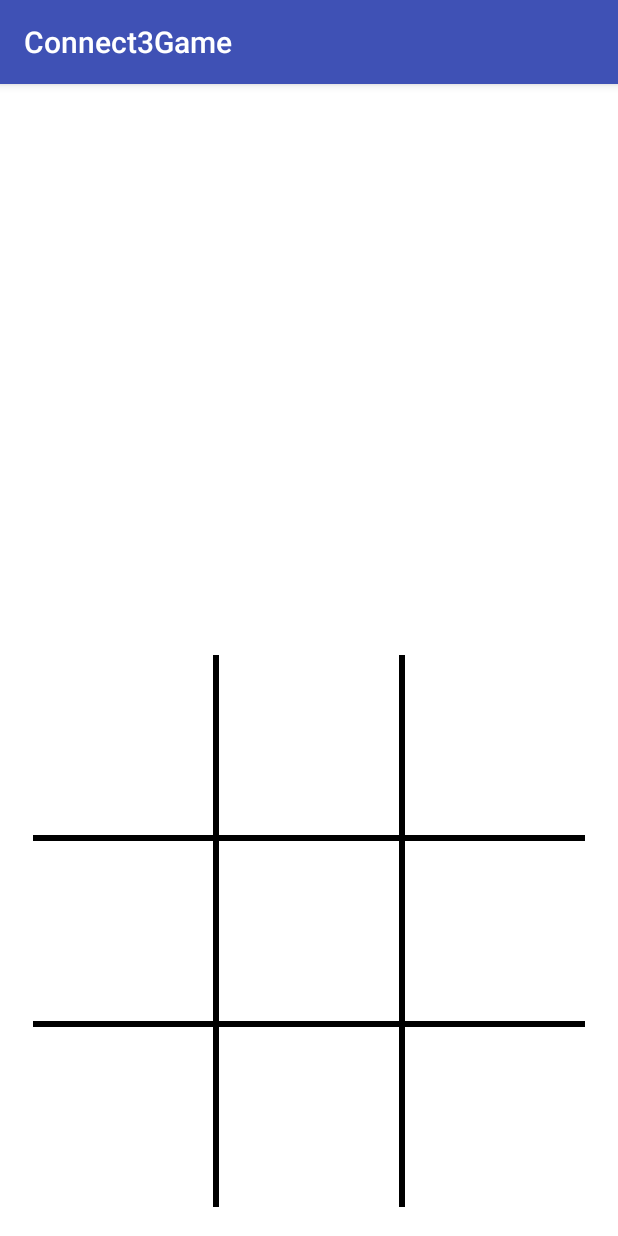
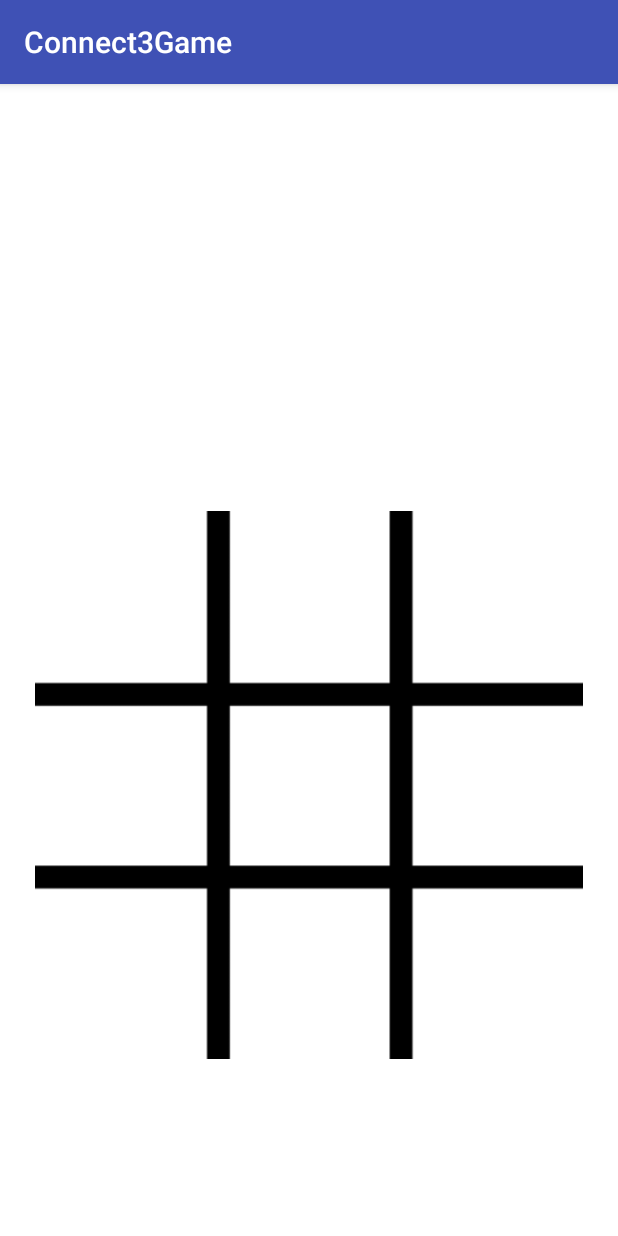
Before and after one commit to JannikAlaska/Connect3Game, an Android app: the screen it shows after launch (MainActivity), on a phone screen of 412 x 824 dp. Run offline under Robolectric (Android 15) with nearby library versions, the phone set to English and light mode, and no system bars.

Commit message:
Change Colour & dropIn added

```diff
--- a/app/src/main/java/berthold/berthold/connect3game/MainActivity.java
+++ b/app/src/main/java/berthold/berthold/connect3game/MainActivity.java
@@ -4,8 +4,36 @@ import android.support.v7.app.AppCompatActivity;
 import android.os.Bundle;
 import android.view.View;
 import android.widget.Button;
+import android.widget.ImageView;
 
 public class MainActivity extends AppCompatActivity {
+
+
+    boolean redsTurn = true;
+
+    public void dropIn (View view) {
+
+
+        ImageView counter = (ImageView) view;
+
+        counter.setTranslationY(-1500);
+
+
+        if (redsTurn) {
+
+            counter.setImageResource(R.drawable.red);
+            redsTurn = false;
+
+        } else {
+
+            counter.setImageResource(R.drawable.yellow);
+            redsTurn = true;
+
+        }
+
+
+        counter.animate().translationYBy(1500).setDuration(100);
+    }
 
 
     @Override
--- a/app/src/main/res/layout/activity_main.xml
+++ b/app/src/main/res/layout/activity_main.xml
@@ -7,133 +7,82 @@
     android:background="@android:color/background_light"
     tools:context="berthold.berthold.connect3game.MainActivity">
 
-    <RelativeLayout
-        android:layout_width="match_parent"
-        android:layout_height="match_parent"
+    <GridLayout
+        android:layout_width="365dp"
+        android:layout_height="365dp"
+        android:layout_marginBottom="10dp"
+        android:layout_marginEnd="10dp"
+        android:layout_marginStart="10dp"
+        android:layout_marginTop="176dp"
+        android:background="@drawable/board"
+        android:columnCount="3"
+        android:rowCount="3"
         app:layout_constraintBottom_toBottomOf="parent"
         app:layout_constraintEnd_toEndOf="parent"
         app:layout_constraintStart_toStartOf="parent"
         app:layout_constraintTop_toTopOf="parent">
 
-        <GridLayout
-            android:id="@+id/Board"
-            android:layout_width="wrap_content"
-            android:layout_height="wrap_content"
-            android:layout_alignParentBottom="true"
-            android:layout_centerHorizontal="true"
-            android:layout_marginBottom="19dp"
-            android:background="@android:color/black"
-            app:layout_constraintBottom_toBottomOf="parent"
-            app:layout_constraintEnd_toEndOf="parent"
-            app:layout_constraintHorizontal_bias="0.0"
-            app:layout_constraintStart_toStartOf="parent"
-            app:layout_constraintTop_toTopOf="parent"
-            app:layout_constraintVertical_bias="0.93">
+        <ImageView
+            android:id="@+id/imageView1"
+            android:layout_width="94dp"
+            android:layout_height="94dp"
+            android:layout_margin="14dp"
+            android:onClick="dropIn" />
+
+        <ImageView
+            android:id="@+id/imageView2"
+            android:layout_width="94dp"
+            android:layout_height="94dp"
+            android:layout_margin="14dp"
+            android:onClick="dropIn" />
 
         <ImageView
             android:id="@+id/imageView3"
-                android:layout_width="120dp"
-                android:layout_height="120dp"
-                android:layout_column="0"
-                android:layout_gravity="top|left"
-                android:layout_marginBottom="2dp"
-                android:layout_marginRight="2dp"
-                android:layout_row="0"
-                app:srcCompat="@android:color/background_light" />
+            android:layout_width="94dp"
+            android:layout_height="94dp"
+            android:layout_margin="14dp"
+            android:onClick="dropIn" />
 
         <ImageView
             android:id="@+id/imageView4"
-                android:layout_width="120dp"
-                android:layout_height="120dp"
-                android:layout_column="1"
-                android:layout_gravity="top"
-                android:layout_marginBottom="2dp"
-                android:layout_marginLeft="2dp"
-                android:layout_marginRight="2dp"
-                android:layout_row="0"
-                app:srcCompat="@android:color/background_light" />
+            android:layout_width="94dp"
+            android:layout_height="94dp"
+            android:layout_margin="14dp"
+            android:onClick="dropIn" />
 
         <ImageView
             android:id="@+id/imageView5"
-                android:layout_width="120dp"
-                android:layout_height="120dp"
-                android:layout_column="2"
-                android:layout_gravity="top|right"
-                android:layout_marginBottom="2dp"
-                android:layout_marginLeft="2dp"
-                android:layout_row="0"
-                app:srcCompat="@android:color/background_light" />
+            android:layout_width="94dp"
+            android:layout_height="94dp"
+            android:layout_margin="14dp"
+            android:onClick="dropIn" />
 
         <ImageView
             android:id="@+id/imageView6"
-                android:layout_width="120dp"
-                android:layout_height="120dp"
-                android:layout_column="0"
-                android:layout_gravity="left"
-                android:layout_marginBottom="2dp"
-                android:layout_marginRight="2dp"
-                android:layout_marginTop="2dp"
-                android:layout_row="1"
-                app:srcCompat="@android:color/background_light" />
+            android:layout_width="94dp"
+            android:layout_height="94dp"
+            android:layout_margin="14dp"
+            android:onClick="dropIn" />
 
         <ImageView
             android:id="@+id/imageView7"
-                android:layout_width="120dp"
-                android:layout_height="120dp"
-                android:layout_column="0"
-                android:layout_gravity="bottom|left"
-                android:layout_marginRight="2dp"
-                android:layout_marginTop="2dp"
-                android:layout_row="2"
-                app:srcCompat="@android:color/background_light" />
+            android:layout_width="94dp"
+            android:layout_height="94dp"
+            android:layout_margin="14dp"
+            android:onClick="dropIn" />
 
         <ImageView
             android:id="@+id/imageView8"
-                android:layout_width="120dp"
-                android:layout_height="120dp"
-                android:layout_column="1"
-                android:layout_gravity="center"
-                android:layout_margin="2dp"
-                android:layout_row="1"
-                app:srcCompat="@android:color/background_light" />
+            android:layout_width="94dp"
+            android:layout_height="94dp"
+            android:layout_margin="14dp"
+            android:onClick="dropIn" />
 
         <ImageView
             android:id="@+id/imageView9"
-                android:layout_width="120dp"
-                android:layout_height="120dp"
-                android:layout_column="2"
-                android:layout_gravity="right"
-                android:layout_marginBottom="2dp"
-                android:layout_marginLeft="2dp"
-                android:layout_marginTop="2dp"
-                android:layout_row="1"
-                app:srcCompat="@android:color/background_light" />
-
-            <ImageView
-                android:id="@+id/imageView10"
-                android:layout_width="120dp"
-                android:layout_height="120dp"
-                android:layout_column="1"
-                android:layout_gravity="bottom"
-                android:layout_marginLeft="2dp"
-                android:layout_marginRight="2dp"
-                android:layout_marginTop="2dp"
-                android:layout_row="2"
-                app:srcCompat="@android:color/background_light" />
-
-            <ImageView
-                android:id="@+id/imageView11"
-                android:layout_width="120dp"
-                android:layout_height="120dp"
-                android:layout_column="2"
-                android:layout_gravity="bottom|right"
-                android:layout_marginLeft="2dp"
-                android:layout_marginTop="2dp"
-                android:layout_row="2"
-                app:srcCompat="@android:color/background_light" />
-
+            android:layout_width="94dp"
+            android:layout_height="94dp"
+            android:layout_margin="14dp"
+            android:onClick="dropIn" />
     </GridLayout>
-
-    </RelativeLayout>
-
 </android.support.constraint.ConstraintLayout>
```
Also changed, not shown: app/src/main/res/drawable/board.png (added), app/src/main/res/drawable/red.png (added), app/src/main/res/drawable/yellow.png (added). Lines whose indentation alone changed are shown as unchanged.
